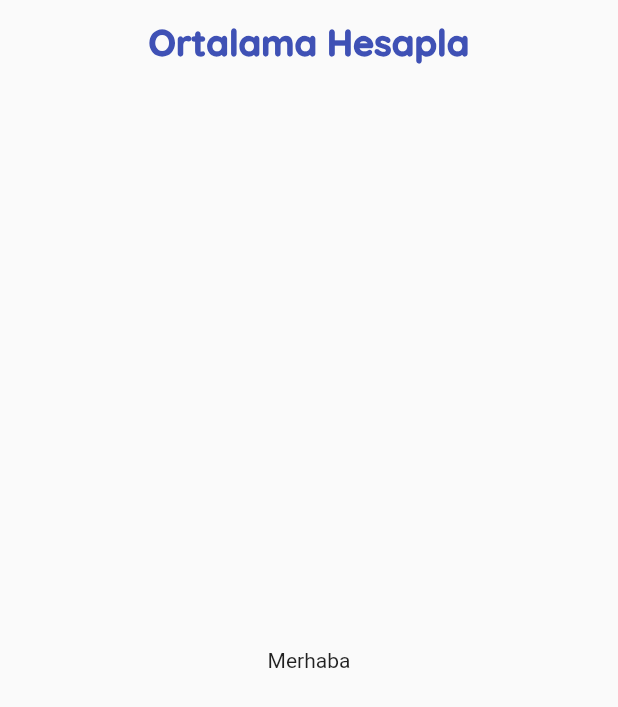
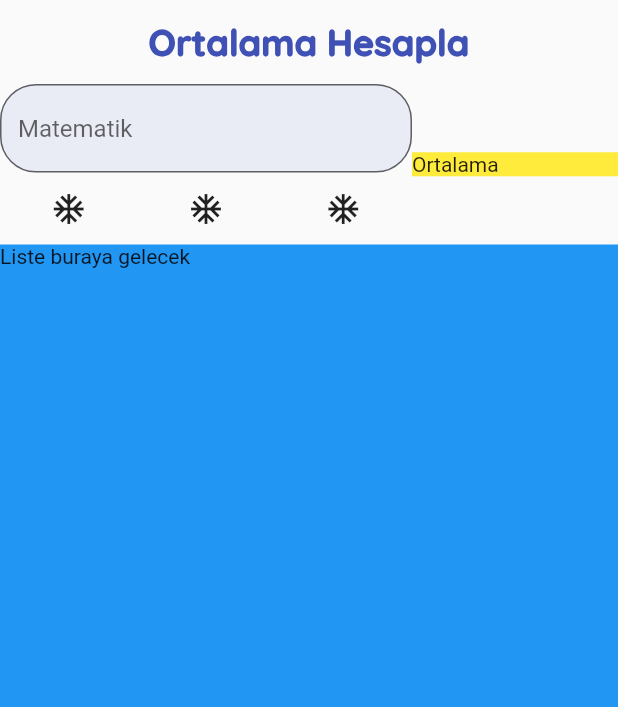
Before and after one commit to guvennmehmet/DinamikOrtalamaHesaplama, a Flutter app: the screen it shows after launch, on a phone screen of 412 x 824 dp. Shown: the top 707 px of the screen. Run offline on Flutter 3.47's test engine with Material 2 defaults, Android fonts, the phone set to English and light mode, and no system bars; our stand-ins replace google_fonts.

Commit message:
textformfield oluşturulması

```diff
--- a/lib/constants/app_constants.dart
+++ b/lib/constants/app_constants.dart
@@ -11,4 +11,6 @@ class Sabitler{
     color: anaRenk
   );
 
+  static BorderRadius borderRadius = BorderRadius.circular(24);
+
 }
--- a/lib/widgets/ortalama_hesapla_page.dart
+++ b/lib/widgets/ortalama_hesapla_page.dart
@@ -9,6 +9,9 @@ class OrtalamaHesaplaPage extends StatefulWidget {
 }
 
 class _OrtalamaHesaplaPageState extends State<OrtalamaHesaplaPage> {
+
+  GlobalKey<FormState> formKey = GlobalKey<FormState>();
+
   @override
   Widget build(BuildContext context) {
     return Scaffold(
@@ -19,9 +22,70 @@ class _OrtalamaHesaplaPageState extends State<OrtalamaHesaplaPage> {
           child: Text(Sabitler.baslikText, style: Sabitler.baslikStyle,),
         ),
       ),
-      body: Center(
-        child: Text('Merhaba'),
+      body: Column(
+        crossAxisAlignment: CrossAxisAlignment.stretch,
+        children: [
+          Row(
+            children: [
+              Expanded(
+                flex: 2,
+                child: _buildForm(),
+              ),
+              Expanded(
+                flex: 1,
+                child: Container(
+                  child: Text('Ortalama'),
+                  color: Colors.yellow,
+                ),
+              ),
+            ],
+          ),
+          Expanded(
+            child: Container(
+              child: Text('Liste buraya gelecek'),
+              color: Colors.blue,
+            ),
+          ),
+        ],
       ),
     );
   }
+
+  Widget _buildForm() {
+    return Form(
+      key: formKey,
+      child: Column(children: [
+        _buildTextFormField(),
+          Row(
+            mainAxisAlignment: MainAxisAlignment.spaceAround,
+            children: [
+              IconButton(
+                onPressed: (){},
+                icon: Icon(Icons.ac_unit),
+              ),
+              IconButton(
+                onPressed: (){},
+                icon: Icon(Icons.ac_unit),
+              ),
+              IconButton(
+                onPressed: (){},
+                icon: Icon(Icons.ac_unit),
+              ),
+            ],
+          )
+      ],),
+    );
+
+  }
+
+  _buildTextFormField() {
+    return TextFormField(
+      decoration: InputDecoration(
+        hintText: 'Matematik',
+        border: OutlineInputBorder(borderRadius: Sabitler.borderRadius),
+        filled: true,
+        fillColor: Sabitler.anaRenk.shade100.withOpacity(0.3)),
+      );
+
+  }
 }
```
